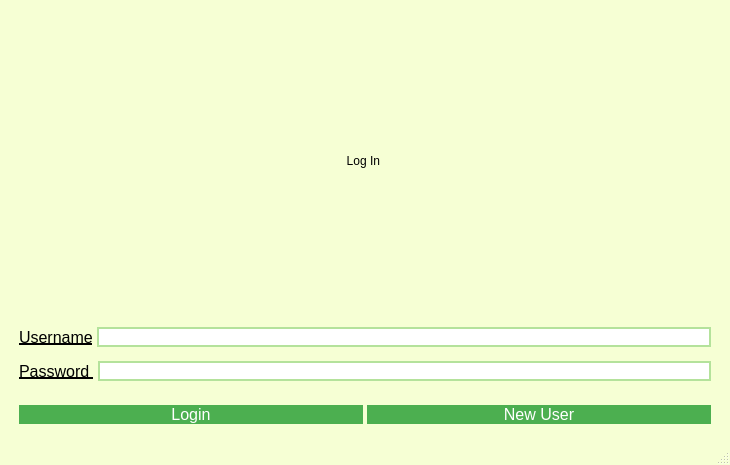
This is mainwindow.ui in SisAdminNsk/CarRentalQTClient as Qt 5 draws it before an edit. The edited form follows.
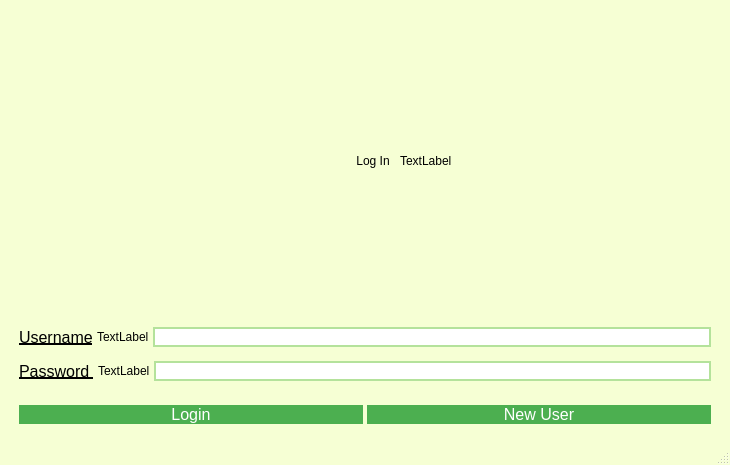
This is the edited form.

Commit message: добавил иконок на форму аутентификации

Patch:
```diff
--- a/mainwindow.ui
+++ b/mainwindow.ui
@@ -41,6 +41,11 @@
        <number>10</number>
       </property>
       <item>
+       <layout class="QHBoxLayout" name="horizontalLayout_4" stretch="12,10">
+        <property name="spacing">
+         <number>7</number>
+        </property>
+        <item>
        <widget class="QLabel" name="label_3">
         <property name="styleSheet">
          <string notr="true">font: 600 18pt &quot;Yu Gothic UI Semibold&quot;;
@@ -50,9 +55,18 @@
          <string>Log In </string>
         </property>
         <property name="alignment">
-         <set>Qt::AlignCenter</set>
-        </property>
-       </widget>
+           <set>Qt::AlignRight|Qt::AlignTrailing|Qt::AlignVCenter</set>
+          </property>
+         </widget>
+        </item>
+        <item>
+         <widget class="QLabel" name="loginIcon">
+          <property name="text">
+           <string>TextLabel</string>
+          </property>
+         </widget>
+        </item>
+       </layout>
       </item>
       <item>
        <spacer name="verticalSpacer_3">
@@ -85,6 +99,13 @@
           </property>
          </widget>
         </item>
+        <item>
+         <widget class="QLabel" name="usernameIcon">
+          <property name="text">
+           <string>TextLabel</string>
+          </property>
+         </widget>
+        </item>
         <item>
          <widget class="QLineEdit" name="usernameLineEdit">
           <property name="styleSheet">
@@ -128,6 +149,13 @@
           </property>
          </widget>
         </item>
+        <item>
+         <widget class="QLabel" name="passwordIcon">
+          <property name="text">
+           <string>TextLabel</string>
+          </property>
+         </widget>
+        </item>
         <item>
          <widget class="QLineEdit" name="passwordLineEdit">
           <property name="sizePolicy">
```
Lines whose indentation alone changed are shown as unchanged. The commit also changes 7 other files.
